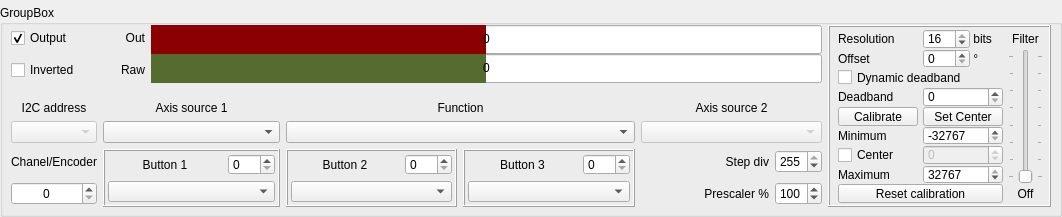
Above: widgets/axes.ui from FreeJoy-Team/FreeJoyConfiguratorQt before the change. Below: the same form after it.
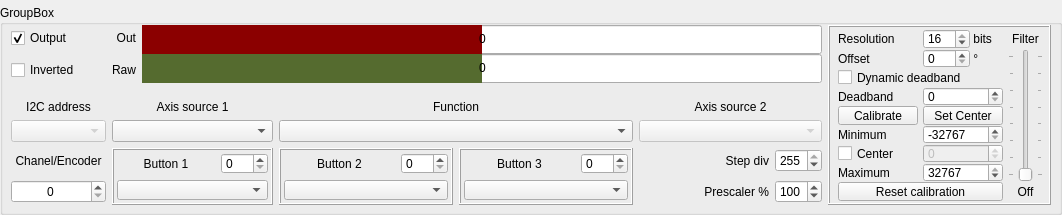
That is the form after the change.

```diff
--- a/widgets/axes.ui
+++ b/widgets/axes.ui
@@ -7,13 +7,13 @@
     <x>0</x>
     <y>0</y>
     <width>1062</width>
-    <height>217</height>
+    <height>215</height>
    </rect>
   </property>
   <property name="minimumSize">
    <size>
     <width>0</width>
-    <height>200</height>
+    <height>215</height>
    </size>
   </property>
   <property name="windowTitle">
@@ -40,7 +40,7 @@
      <property name="title">
       <string>GroupBox</string>
      </property>
-     <layout class="QGridLayout" name="gridLayout_2" rowstretch="3,3,4,2,2,2" columnstretch="2,1,3,4,4,3,1,5">
+     <layout class="QGridLayout" name="gridLayout_2" rowstretch="3,3,4,2,2,2" columnstretch="2,0,3,4,4,3,1,5" columnminimumwidth="95,0,0,0,0,0,0,0">
       <property name="leftMargin">
        <number>8</number>
       </property>
@@ -64,6 +64,9 @@
         <property name="styleSheet">
          <string notr="true"/>
         </property>
+        <property name="currentText">
+         <string/>
+        </property>
        </widget>
       </item>
       <item row="2" column="0">
```
